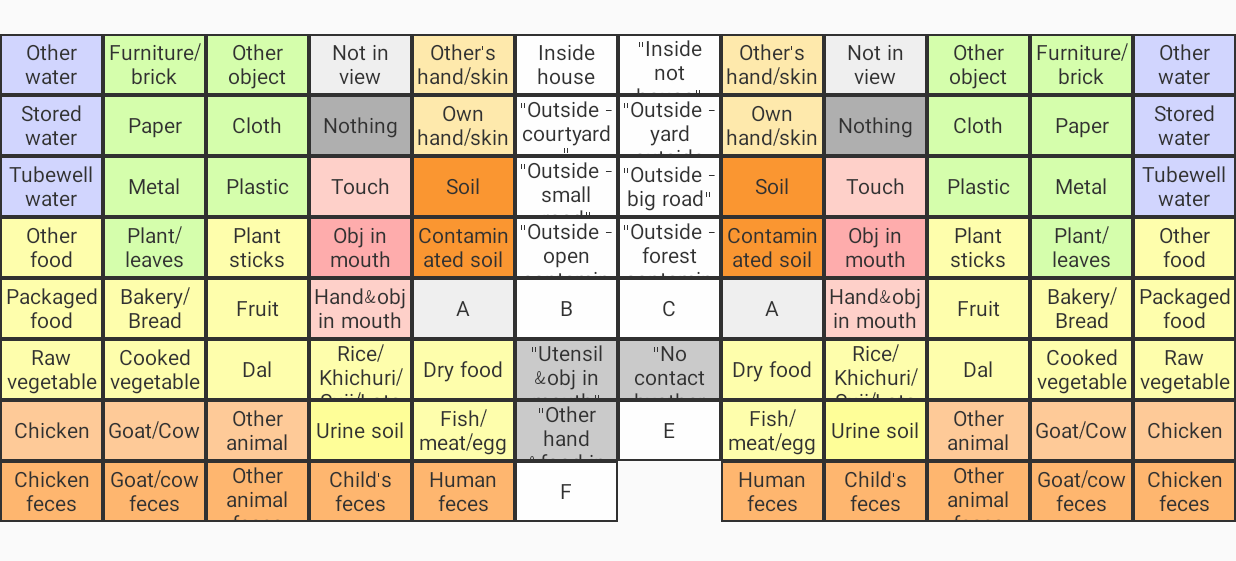
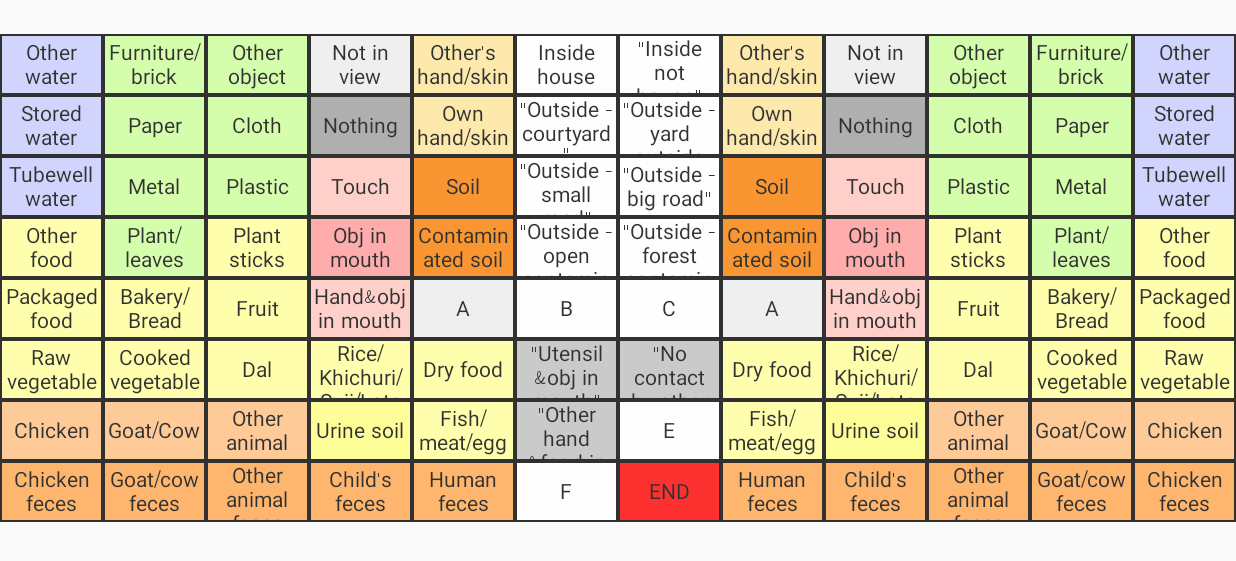
Before and after one commit to juleea/LiveTrak, an Android app: the SessionActivity screen opened directly, with no data from a screen before it, on a phone screen of 824 x 412 dp (held sideways). Shown: the top 561 px of the screen. Run offline under Robolectric (Android 15) with nearby library versions, the phone set to English and light mode, and no system bars; 2 statements that could not run were skipped.

Commit message:
Make it work for LiveTrak_soil_v1.csv

```diff
--- a/app/build.gradle
+++ b/app/build.gradle
@@ -16,6 +16,9 @@ android {
             proguardFiles getDefaultProguardFile('proguard-android.txt'), 'proguard-rules.pro'
         }
     }
+    lintOptions {
+        abortOnError false
+    }
 }
 
 dependencies {
--- a/app/src/main/assets/LiveTrak_soil_v1.csv
+++ b/app/src/main/assets/LiveTrak_soil_v1.csv
@@ -58,9 +58,9 @@
 #ffffff,"Outside - big road","Outside - big road","Outside - big road",LOCATION
 #ffffff,"Outside - forest contaminated area","Outside - forest contaminated area","Outside - forest contaminated area",LOCATION
 #ffffff,C,C,C,EVENT
-#bfbfbf,"No contact byother person","No contact byother person","No contact byother person",INTERACTION OTHER HAND
+#bfbfbf,"No contact by other person","No contact by other person","No contact by other person",INTERACTION OTHER HAND
 #ffffff,E,E,E,EVENT
-,END,END,END,END
+#ff0000,END,END,END,END
 <COLUMN>,,,,
 #ffe699,Other's hand/skin,Other's hand/skin,Other's hand/skin,OBJECT CHILD HAND L
 #ffe699,Own hand/skin,Own hand/skin,Own hand/skin,OBJECT CHILD HAND L
--- a/app/src/main/java/stanford/edu/livetrak2/LayoutData.java
+++ b/app/src/main/java/stanford/edu/livetrak2/LayoutData.java
@@ -83,11 +83,13 @@ public class LayoutData {
     }
 
     private String getColumnLabel(String line) {
+        Log.i(TAG, "getColumnLabel line: " + line);
         String label = line.substring(NEW_COLUMN.length());
         int commaIndex = label.indexOf(",");
         if (commaIndex >= 0) {
             return label.substring(0, commaIndex);
         }
+        Log.i(TAG, "getColumnLabel label: " + label);
         return label;
     }
 }
--- a/app/src/main/java/stanford/edu/livetrak2/SessionActivity.java
+++ b/app/src/main/java/stanford/edu/livetrak2/SessionActivity.java
@@ -70,12 +70,14 @@ public class SessionActivity extends Activity implements LiveTrakConstants {
         for (int colIndx = 0; colIndx < numColumns; colIndx++) {
             ColumnData colData = (ColumnData) data.options.get(colIndx);
             LinearLayout col = new LinearLayout(this);
-            col.setOrientation(1);
+            col.setOrientation(LinearLayout.VERTICAL);
             col.setLayoutParams(new LayoutParams(-1, -1, 1.0f));
             TextView text = new TextView(this);
             if (LANG == Language.BANGLA) {
                 text.setTypeface(Typeface.createFromAsset(getAssets(), "font/rupali_01-02-2007.ttf"));
             }
+
+            Log.i(TAG, "COL DATA LABEL: " + colData.label);
             text.setText(colData.label);
             text.setTextSize(17.0f);
             col.addView(text);
@@ -132,12 +134,9 @@ public class SessionActivity extends Activity implements LiveTrakConstants {
         try {
             Log.i(TAG, "Creating filewriter");
             Log.i(TAG, "filename: " + getFilename(intent));
-            //File f = new File(appOutputDir, getFilename(intent));
-            //Log.i(TAG, "mkdirs"+f.mkdirs());
-            Log.i(TAG, "FILE: " + appOutputDir.isDirectory() + appOutputDir.exists());
+            Log.i(TAG, "file path: " + appOutputDir.isDirectory() + appOutputDir.exists());
             FileWriter fw = new FileWriter(appOutputDir + getFilename(intent));
-            Log.i(TAG, "FileWriter created");
-            Log.i(TAG, fw.getClass().toString());
+            Log.i(TAG, "FileWriter created: " + fw.getClass().toString());
             return fw;
         } catch (IOException e) {
             e.printStackTrace();
--- a/app/src/main/res/values/strings.xml
+++ b/app/src/main/res/values/strings.xml
@@ -16,7 +16,7 @@
     <string name="new_session">Start New Session</string>
     <string name="config_dir">ConfigFiles</string>
 
-    <string name="login_activity_session">Login</string>
+    <string name="login_activity_session">LiveTrak2</string>
     <string name="dummy_button">Dummy Button</string>
     <string name="dummy_content">DUMMY\nCONTENT</string>
 </resources>
```
